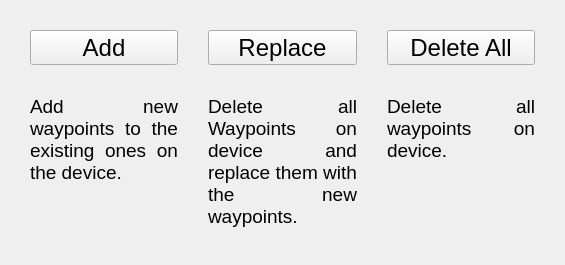
The window that src/main/python/location_tool/ui/mode_select.ui (rootrootde/LocationsFITTool) describes before a commit, drawn with Qt 5.
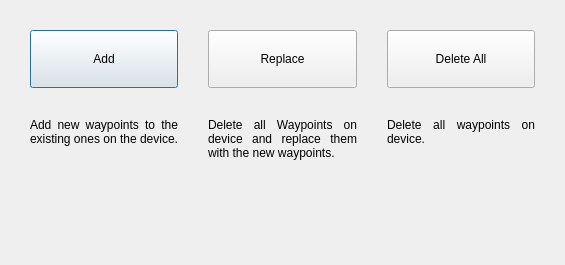
The same window after the commit. Icons and pictures are not drawn.

Commit message:
Add new SVG icons for up arrow and vertical line
- Created `uparrow.svg` for the upward arrow icon with detailed SVG path definitions.
- Created `uparrow2.svg` for a simplified upward arrow icon.
- Added `vline.svg` for a vertical line icon with appropriate styling.

```diff
--- a/src/main/python/location_tool/ui/mode_select.ui
+++ b/src/main/python/location_tool/ui/mode_select.ui
@@ -17,14 +17,7 @@
    <string>Dialog</string>
   </property>
   <property name="styleSheet">
-   <string notr="true">QToolButton {
-font-size: 18pt;
-
-}
-
-QLabel {
-font-size: 14pt;
-}</string>
+   <string notr="true"/>
   </property>
   <layout class="QGridLayout" name="gridLayout">
    <property name="sizeConstraint">
@@ -45,39 +38,12 @@
    <property name="spacing">
     <number>30</number>
    </property>
-   <item row="0" column="1">
-    <widget class="QToolButton" name="mode_replace_btn">
-     <property name="sizePolicy">
-      <sizepolicy hsizetype="Expanding" vsizetype="MinimumExpanding">
-       <horstretch>0</horstretch>
-       <verstretch>0</verstretch>
-      </sizepolicy>
-     </property>
-     <property name="text">
-      <string>Replace</string>
-     </property>
-     <property name="icon">
-      <iconset theme="QIcon::ThemeIcon::ViewRefresh">
-       <normalon>:/ui_icons/ui_icons/svg/replace.svg</normalon>
-      </iconset>
-     </property>
-     <property name="iconSize">
-      <size>
-       <width>64</width>
-       <height>64</height>
-      </size>
-     </property>
-     <property name="toolButtonStyle">
-      <enum>Qt::ToolButtonStyle::ToolButtonTextUnderIcon</enum>
-     </property>
-    </widget>
-   </item>
    <item row="1" column="2">
     <widget class="QLabel" name="mode_delete_all_lbl">
      <property name="sizePolicy">
       <sizepolicy hsizetype="Expanding" vsizetype="MinimumExpanding">
        <horstretch>1</horstretch>
-       <verstretch>1</verstretch>
+       <verstretch>2</verstretch>
       </sizepolicy>
      </property>
      <property name="text">
@@ -96,7 +62,7 @@
      <property name="sizePolicy">
       <sizepolicy hsizetype="Expanding" vsizetype="MinimumExpanding">
        <horstretch>1</horstretch>
-       <verstretch>1</verstretch>
+       <verstretch>2</verstretch>
       </sizepolicy>
      </property>
      <property name="text">
@@ -115,7 +81,7 @@
      <property name="sizePolicy">
       <sizepolicy hsizetype="Expanding" vsizetype="MinimumExpanding">
        <horstretch>1</horstretch>
-       <verstretch>1</verstretch>
+       <verstretch>2</verstretch>
       </sizepolicy>
      </property>
      <property name="text">
@@ -129,57 +95,60 @@
      </property>
     </widget>
    </item>
-   <item row="0" column="2">
-    <widget class="QToolButton" name="mode_delete_all_btn">
-     <property name="sizePolicy">
-      <sizepolicy hsizetype="Expanding" vsizetype="MinimumExpanding">
-       <horstretch>0</horstretch>
-       <verstretch>0</verstretch>
-      </sizepolicy>
-     </property>
-     <property name="text">
-      <string>Delete All</string>
-     </property>
-     <property name="icon">
-      <iconset theme="QIcon::ThemeIcon::EditClear">
-       <normalon>:/ui_icons/ui_icons/svg/delete.svg</normalon>
-      </iconset>
-     </property>
-     <property name="iconSize">
-      <size>
-       <width>64</width>
-       <height>64</height>
-      </size>
-     </property>
-     <property name="toolButtonStyle">
-      <enum>Qt::ToolButtonStyle::ToolButtonTextUnderIcon</enum>
-     </property>
-    </widget>
-   </item>
    <item row="0" column="0">
-    <widget class="QToolButton" name="mode_add_btn">
+    <widget class="QPushButton" name="mode_add_btn">
      <property name="sizePolicy">
       <sizepolicy hsizetype="Expanding" vsizetype="MinimumExpanding">
        <horstretch>0</horstretch>
-       <verstretch>0</verstretch>
+       <verstretch>1</verstretch>
       </sizepolicy>
      </property>
      <property name="text">
       <string>Add</string>
      </property>
-     <property name="icon">
-      <iconset theme="QIcon::ThemeIcon::ListAdd">
-       <normalon>:/ui_icons/ui_icons/svg/add.svg</normalon>
-      </iconset>
+     <property name="iconSize">
+      <size>
+       <width>64</width>
+       <height>64</height>
+      </size>
      </property>
+    </widget>
+   </item>
+   <item row="0" column="1">
+    <widget class="QPushButton" name="mode_replace_btn">
+     <property name="sizePolicy">
+      <sizepolicy hsizetype="Expanding" vsizetype="MinimumExpanding">
+       <horstretch>0</horstretch>
+       <verstretch>1</verstretch>
+      </sizepolicy>
+     </property>
+     <property name="text">
+      <string>Replace</string>
+     </property>
      <property name="iconSize">
       <size>
        <width>64</width>
        <height>64</height>
       </size>
      </property>
-     <property name="toolButtonStyle">
-      <enum>Qt::ToolButtonStyle::ToolButtonTextUnderIcon</enum>
+    </widget>
+   </item>
+   <item row="0" column="2">
+    <widget class="QPushButton" name="mode_delete_all_btn">
+     <property name="sizePolicy">
+      <sizepolicy hsizetype="Expanding" vsizetype="MinimumExpanding">
+       <horstretch>0</horstretch>
+       <verstretch>1</verstretch>
+      </sizepolicy>
+     </property>
+     <property name="text">
+      <string>Delete All</string>
+     </property>
+     <property name="iconSize">
+      <size>
+       <width>64</width>
+       <height>64</height>
+      </size>
      </property>
     </widget>
    </item>
```
The commit also changes 296 other files.
